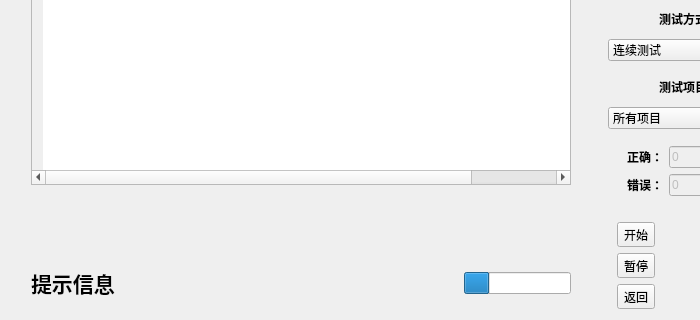
First picture: the form in MultiControlSys/AutoTestDlg.ui, repository hanjianis/code_20T, before the edit; both pictures show x 0 to 700 and y 498 to 818 of the 800 by 818 pixel window.
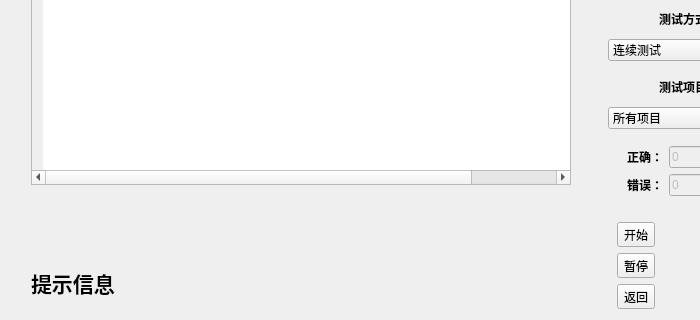
Second picture: the form after the edit. Icons and pictures are not drawn.

The edit to the form file:
```diff
--- a/MultiControlSys/AutoTestDlg.ui
+++ b/MultiControlSys/AutoTestDlg.ui
@@ -158,7 +158,7 @@
         </widget>
        </item>
        <item>
-        <layout class="QHBoxLayout" name="horizontalLayout" stretch="2,6,2">
+        <layout class="QHBoxLayout" name="horizontalLayout" stretch="2,6">
          <item>
           <widget class="QLabel" name="label">
            <property name="maximumSize">
@@ -191,19 +191,6 @@
            </property>
           </widget>
          </item>
-         <item>
-          <widget class="QProgressBar" name="progressBar">
-           <property name="styleSheet">
-            <string notr="true">background-image: url(:/MultiControlSys/res/rular.png);</string>
-           </property>
-           <property name="value">
-            <number>24</number>
-           </property>
-           <property name="textVisible">
-            <bool>false</bool>
-           </property>
-          </widget>
-         </item>
         </layout>
        </item>
       </layout>
```
